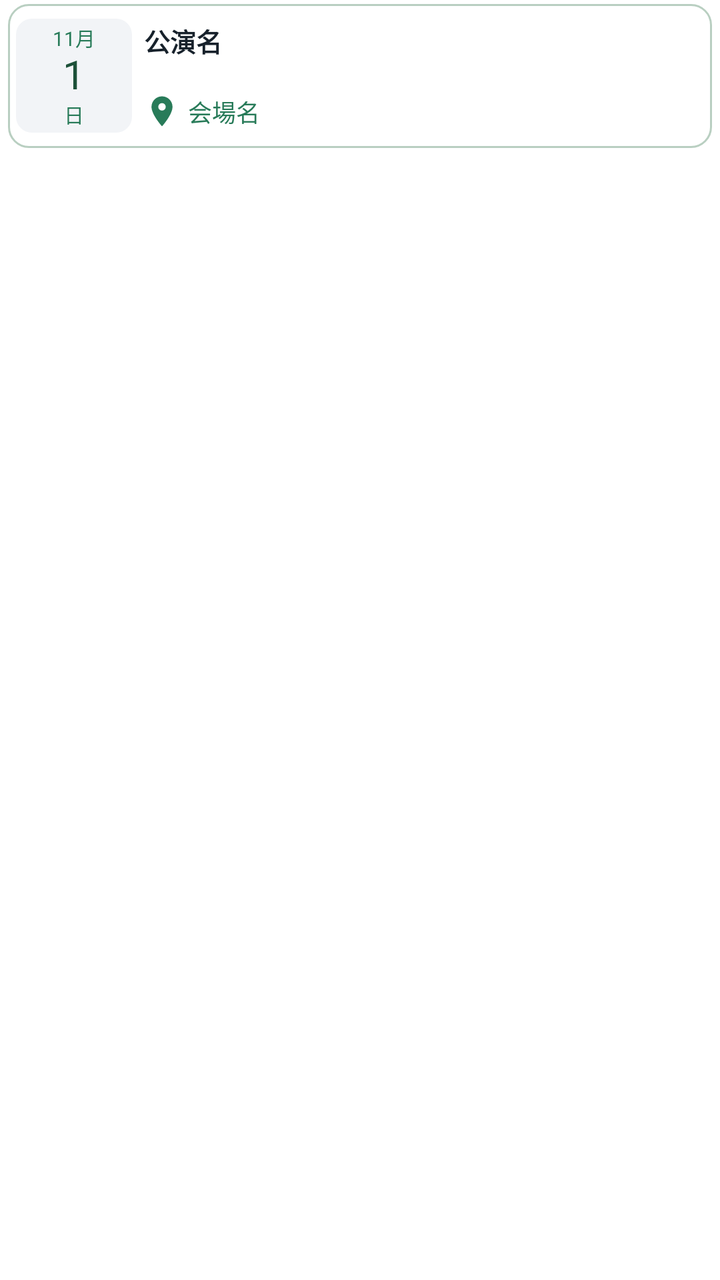
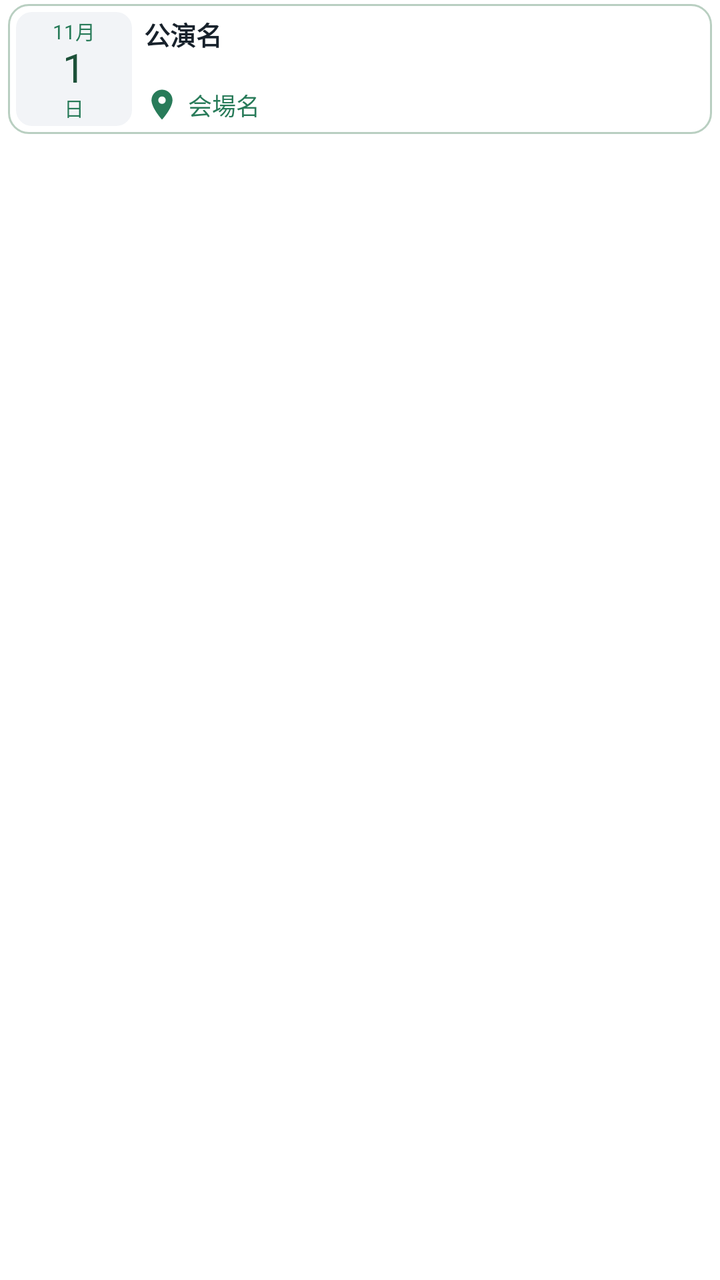

An Android layout rendered at two revisions. The XML below is the earlier revision; the diff shows what the commit changed to produce the second picture.
<!-- AndroidManifest.xml: fallback theme Theme.MaterialComponents.DayNight.NoActionBar -->
<!-- res/layout/ticket_widget_event_basic.xml -->
<FrameLayout xmlns:android="http://schemas.android.com/apk/res/android" android:layout_width="match_parent" android:layout_height="wrap_content" android:paddingLeft="4dp" android:paddingRight="4dp" android:paddingTop="2dp" android:paddingBottom="2dp">
  <LinearLayout android:id="@+id/ticket_row" android:layout_width="match_parent" android:layout_height="72sp" android:orientation="horizontal" android:gravity="center_vertical" android:padding="4dp" android:layout_marginBottom="0dp" android:background="@drawable/ticket_widget_row" android:layout_weight="0" android:layout_marginTop="0dp" android:layout_marginLeft="0dp" android:layout_marginRight="0dp">
    <LinearLayout android:id="@+id/ticket_date" android:layout_width="58dp" android:layout_height="wrap_content" android:minHeight="42dp" android:orientation="vertical" android:gravity="center" android:paddingTop="2dp" android:paddingBottom="2dp" android:background="@drawable/ticket_widget_date">
      <TextView android:id="@+id/ticket_month" android:maxLines="1" android:ellipsize="end" android:layout_width="wrap_content" android:layout_height="wrap_content" android:text="11月" android:textColor="#287B59" android:textSize="10sp" android:includeFontPadding="false" android:textStyle="normal" />
      <TextView android:id="@+id/ticket_day" android:layout_width="wrap_content" android:layout_height="wrap_content" android:text="1" android:textColor="#1D5139" android:textSize="20sp" android:textStyle="normal" android:includeFontPadding="false" />
      <TextView android:id="@+id/ticket_weekday" android:layout_width="wrap_content" android:layout_height="wrap_content" android:text="日" android:textColor="#287B59" android:textSize="10sp" android:includeFontPadding="false" android:textStyle="normal" />
      <LinearLayout android:id="@+id/ticket_badges" android:layout_width="match_parent" android:layout_height="wrap_content" android:orientation="horizontal" android:gravity="center" android:layout_marginTop="1dp" android:visibility="gone">
        <TextView android:id="@+id/ticket_site" android:layout_width="wrap_content" android:layout_height="wrap_content" android:textSize="9sp" android:textStyle="normal" android:paddingLeft="3dp" android:paddingRight="3dp" android:paddingTop="0dp" android:paddingBottom="0dp" android:maxLines="1" android:ellipsize="end" android:includeFontPadding="false" />
      </LinearLayout>
    </LinearLayout>
    <LinearLayout android:layout_width="0dp" android:layout_weight="1" android:layout_height="wrap_content" android:orientation="vertical" android:layout_marginLeft="6dp">
      <LinearLayout android:layout_width="match_parent" android:layout_height="wrap_content" android:orientation="horizontal" android:gravity="center_vertical">
        <TextView android:id="@+id/ticket_title" android:layout_width="0dp" android:layout_height="wrap_content" android:text="公演名" android:textColor="#17212B" android:textSize="13sp" android:textStyle="bold" android:maxLines="1" android:ellipsize="end" android:includeFontPadding="false" android:lineSpacingExtra="1dp" android:layout_weight="1" />
        <TextView android:id="@+id/ticket_more" android:layout_width="wrap_content" android:layout_height="wrap_content" android:layout_marginLeft="4dp" android:textSize="11sp" android:textColor="#52616D" android:maxLines="1" android:includeFontPadding="false" android:textStyle="normal" />
      </LinearLayout>
      <TextView android:id="@+id/ticket_open" android:layout_width="match_parent" android:layout_height="wrap_content" android:layout_marginLeft="0dp" android:textSize="11sp" android:textColor="#203047" android:maxLines="1" android:ellipsize="end" android:includeFontPadding="false" android:textStyle="normal" android:layout_marginTop="2dp" />
      <LinearLayout android:id="@+id/ticket_location" android:layout_width="match_parent" android:layout_height="wrap_content" android:orientation="horizontal" android:gravity="center_vertical" android:layout_marginTop="2dp">
        <TextView android:id="@+id/ticket_meta" android:layout_width="0dp" android:layout_height="wrap_content" android:text="会場名" android:textColor="#287B59" android:textSize="12sp" android:layout_marginTop="0dp" android:maxLines="1" android:ellipsize="end" android:includeFontPadding="false" android:layout_weight="1" android:textStyle="normal" android:drawableLeft="@drawable/ticket_widget_map_pin" android:drawablePadding="4dp" android:gravity="center_vertical" android:minHeight="18dp" />
      </LinearLayout>
      <LinearLayout android:id="@+id/ticket_timing_group" android:layout_width="match_parent" android:layout_height="wrap_content" android:orientation="horizontal" android:visibility="gone" android:paddingLeft="5dp" android:paddingRight="5dp" android:paddingTop="1dp" android:paddingBottom="1dp" android:layout_marginTop="2dp" android:background="@drawable/ticket_widget_timings" android:gravity="center_vertical">
        <TextView android:id="@+id/ticket_performance" android:textStyle="normal" android:layout_width="0dp" android:layout_height="wrap_content" android:visibility="gone" android:textColor="#24539B" android:textSize="11sp" android:layout_marginTop="0dp" android:maxLines="1" android:ellipsize="end" android:includeFontPadding="false" android:layout_weight="1" />
        <TextView android:id="@+id/ticket_meet" android:layout_width="0dp" android:layout_height="wrap_content" android:visibility="gone" android:textColor="#24539B" android:textSize="11sp" android:layout_marginTop="0dp" android:maxLines="1" android:ellipsize="end" android:includeFontPadding="false" android:textStyle="normal" android:layout_weight="1" android:layout_marginLeft="4dp" />
      </LinearLayout>
    </LinearLayout>
  </LinearLayout>
</FrameLayout>
<!-- resources referenced by this layout -->
<resources>
  <!-- drawable ticket_widget_date (drawable) -->
  <shape xmlns:android="http://schemas.android.com/apk/res/android"><solid android:color="#F2F4F7"/><corners android:radius="8dp"/></shape>
  <!-- drawable ticket_widget_map_pin (drawable) -->
  <vector xmlns:android="http://schemas.android.com/apk/res/android" android:width="18dp" android:height="18dp" android:viewportWidth="24" android:viewportHeight="24">
    <path android:fillColor="#287B59" android:pathData="M12,2C8.13,2 5,5.13 5,9c0,5.25 7,13 7,13s7,-7.75 7,-13c0,-3.87 -3.13,-7 -7,-7zM12,11.5a2.5,2.5 0,1 1,0 -5a2.5,2.5 0,0 1,0 5z"/>
  </vector>
  <!-- drawable ticket_widget_row (drawable) -->
  <selector xmlns:android="http://schemas.android.com/apk/res/android">
    <item android:state_pressed="true"><shape><solid android:color="#EAF4ED"/><stroke android:width="1dp" android:color="#7EAC91"/><corners android:radius="10dp"/></shape></item>
    <item><shape><solid android:color="#FFFFFF"/><stroke android:width="1dp" android:color="#B9CFC1"/><corners android:radius="10dp"/></shape></item>
  </selector>
  <!-- drawable ticket_widget_timings (drawable) -->
  <shape xmlns:android="http://schemas.android.com/apk/res/android"><solid android:color="#EEF3FB"/><corners android:radius="5dp"/></shape>
</resources>

<!-- the commit's change to res/layout/ticket_widget_event_basic.xml (unified diff, before → after) -->
@@ -1,5 +1,5 @@
 <FrameLayout xmlns:android="http://schemas.android.com/apk/res/android" android:layout_width="match_parent" android:layout_height="wrap_content" android:paddingLeft="4dp" android:paddingRight="4dp" android:paddingTop="2dp" android:paddingBottom="2dp">
-  <LinearLayout android:id="@+id/ticket_row" android:layout_width="match_parent" android:layout_height="72sp" android:orientation="horizontal" android:gravity="center_vertical" android:padding="4dp" android:layout_marginBottom="0dp" android:background="@drawable/ticket_widget_row" android:layout_weight="0" android:layout_marginTop="0dp" android:layout_marginLeft="0dp" android:layout_marginRight="0dp">
+  <LinearLayout android:id="@+id/ticket_row" android:layout_width="match_parent" android:layout_height="wrap_content" android:orientation="horizontal" android:gravity="center_vertical" android:padding="4dp" android:layout_marginBottom="0dp" android:background="@drawable/ticket_widget_row" android:layout_weight="0" android:layout_marginTop="0dp" android:layout_marginLeft="0dp" android:layout_marginRight="0dp">
     <LinearLayout android:id="@+id/ticket_date" android:layout_width="58dp" android:layout_height="wrap_content" android:minHeight="42dp" android:orientation="vertical" android:gravity="center" android:paddingTop="2dp" android:paddingBottom="2dp" android:background="@drawable/ticket_widget_date">
       <TextView android:id="@+id/ticket_month" android:maxLines="1" android:ellipsize="end" android:layout_width="wrap_content" android:layout_height="wrap_content" android:text="11月" android:textColor="#287B59" android:textSize="10sp" android:includeFontPadding="false" android:textStyle="normal" />
       <TextView android:id="@+id/ticket_day" android:layout_width="wrap_content" android:layout_height="wrap_content" android:text="1" android:textColor="#1D5139" android:textSize="20sp" android:textStyle="normal" android:includeFontPadding="false" />
